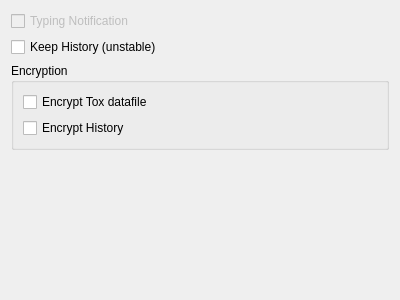
The window that src/widget/form/settings/privacysettings.ui (qTox/qTox) describes before a commit, drawn with Qt 5.
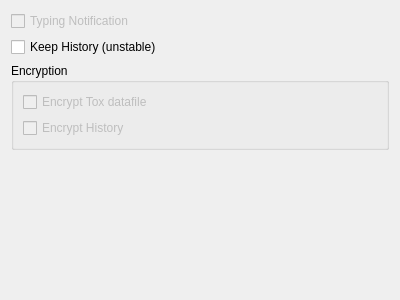
The same window after the commit.

Commit message: Disable encryption options for the moment

Diff of the .ui file:
```diff
--- a/src/widget/form/settings/privacysettings.ui
+++ b/src/widget/form/settings/privacysettings.ui
@@ -46,7 +46,7 @@
       <item>
        <widget class="QCheckBox" name="cbEncryptTox">
         <property name="enabled">
-         <bool>true</bool>
+         <bool>false</bool>
         </property>
         <property name="text">
          <string>Encrypt Tox datafile</string>
@@ -55,6 +55,9 @@
       </item>
       <item>
        <widget class="QCheckBox" name="cbEncryptHistory">
+        <property name="enabled">
+         <bool>false</bool>
+        </property>
         <property name="text">
          <string>Encrypt History</string>
         </property>
```
